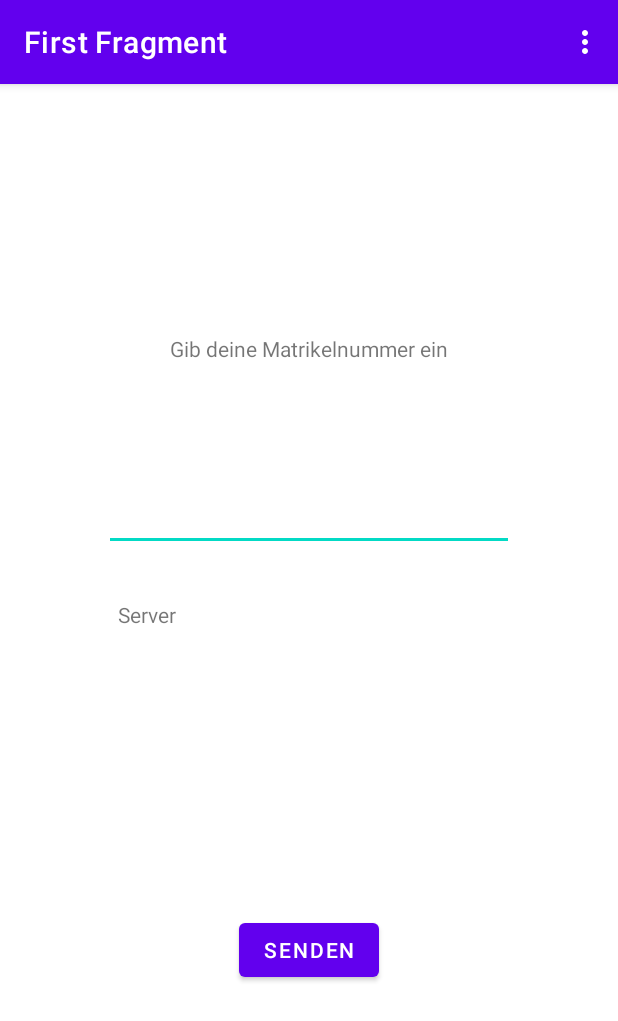
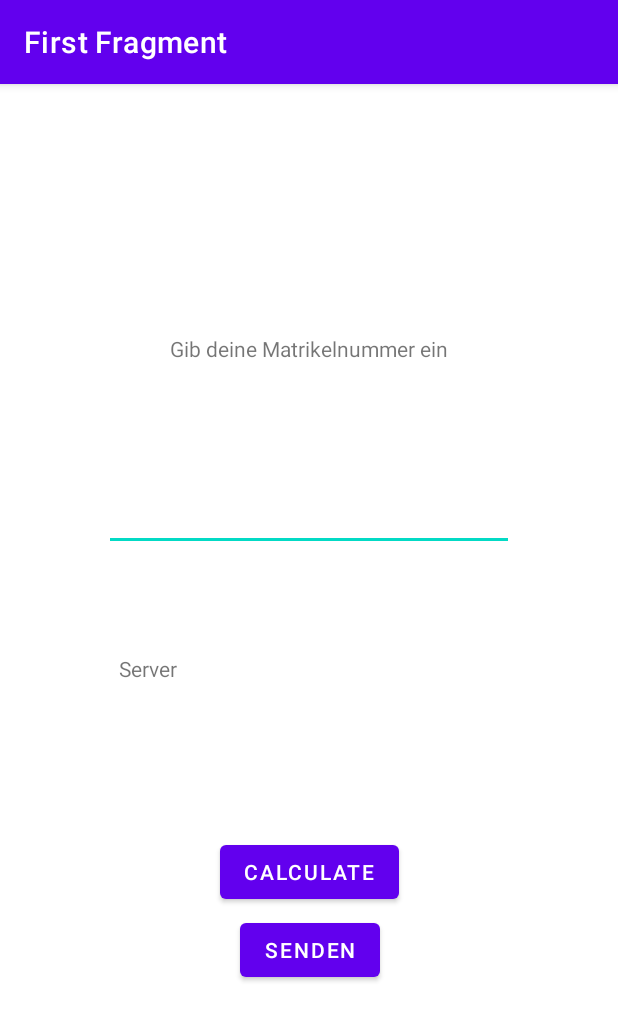
Before and after one commit to wolfi-m/NetworkTest, an Android app: the screen it shows after launch (MainActivity), on a phone screen of 412 x 824 dp. Shown: the top 1021 px of the screen. Run offline under Robolectric (Android 15) with nearby library versions, the phone set to English and light mode, and no system bars; our stand-ins replace navigation-ui.

Commit message:
droped menue, implemented calculation button and function

```diff
--- a/app/src/main/java/at/aau/se2/networktest/FirstFragment.java
+++ b/app/src/main/java/at/aau/se2/networktest/FirstFragment.java
@@ -48,6 +48,15 @@ public class FirstFragment extends Fragment implements Observer {
                 new Thread(cc).start();
             }
         });
+
+        binding.buttonCalculate.setOnClickListener(new View.OnClickListener() {
+            @Override
+            public void onClick(View view) {
+                binding.inputMatrikelnummer.setText(
+                  ClientConnection.modify(binding.inputMatrikelnummer.getText().toString())
+                );
+            }
+        });
     }
 
     @Override
--- a/app/src/main/res/layout/fragment_first.xml
+++ b/app/src/main/res/layout/fragment_first.xml
@@ -26,6 +26,7 @@
         android:text="@string/send"
         app:layout_constraintBottom_toBottomOf="parent"
         app:layout_constraintEnd_toEndOf="parent"
+        app:layout_constraintHorizontal_bias="0.503"
         app:layout_constraintStart_toStartOf="parent"
         app:layout_constraintTop_toBottomOf="@id/textview_first" />
 
@@ -39,16 +40,29 @@
         app:layout_constraintEnd_toEndOf="parent"
         app:layout_constraintStart_toStartOf="parent"
         app:layout_constraintTop_toBottomOf="@+id/textview_first"
-        app:layout_constraintVertical_bias="0.134" />
+        app:layout_constraintVertical_bias="0.134"
+        tools:ignore="SpeakableTextPresentCheck" />
 
     <TextView
         android:id="@+id/ServerResponse"
-        android:layout_width="255dp"
-        android:layout_height="176dp"
+        android:layout_width="253dp"
+        android:layout_height="104dp"
         android:text="@string/server"
         app:layout_constraintBottom_toTopOf="@+id/button_send"
         app:layout_constraintEnd_toEndOf="parent"
         app:layout_constraintStart_toStartOf="parent"
         app:layout_constraintTop_toBottomOf="@+id/inputMatrikelnummer" />
 
+    <Button
+        android:id="@+id/button_calculate"
+        android:layout_width="wrap_content"
+        android:layout_height="wrap_content"
+        android:layout_marginBottom="4dp"
+        android:text="Calculate"
+        app:layout_constraintBottom_toTopOf="@+id/button_send"
+        app:layout_constraintEnd_toEndOf="parent"
+        app:layout_constraintStart_toStartOf="parent"
+        app:layout_constraintTop_toBottomOf="@+id/ServerResponse"
+        app:layout_constraintVertical_bias="1.0" />
+
 </androidx.constraintlayout.widget.ConstraintLayout>
--- a/app/src/main/res/menu/menu_main.xml
+++ b/app/src/main/res/menu/menu_main.xml
@@ -2,9 +2,4 @@
     xmlns:app="http://schemas.android.com/apk/res-auto"
     xmlns:tools="http://schemas.android.com/tools"
     tools:context="at.aau.se2.networktest.MainActivity">
-    <item
-        android:id="@+id/action_settings"
-        android:orderInCategory="100"
-        android:title="@string/action_settings"
-        app:showAsAction="never" />
 </menu>
```
Also changed, not shown: app/src/main/java/at/aau/se2/networktest/ClientConnection.java (+14 -0 lines), app/src/main/java/at/aau/se2/networktest/MainActivity.java (+3 -15 lines).
